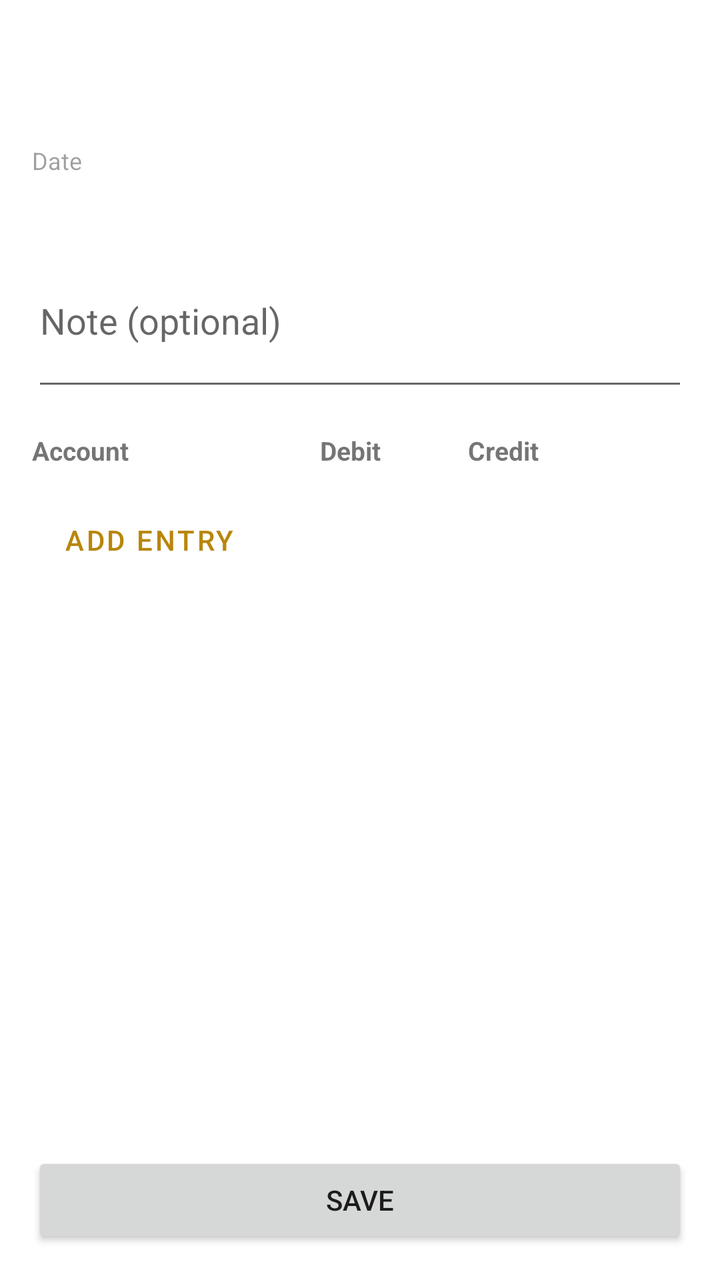
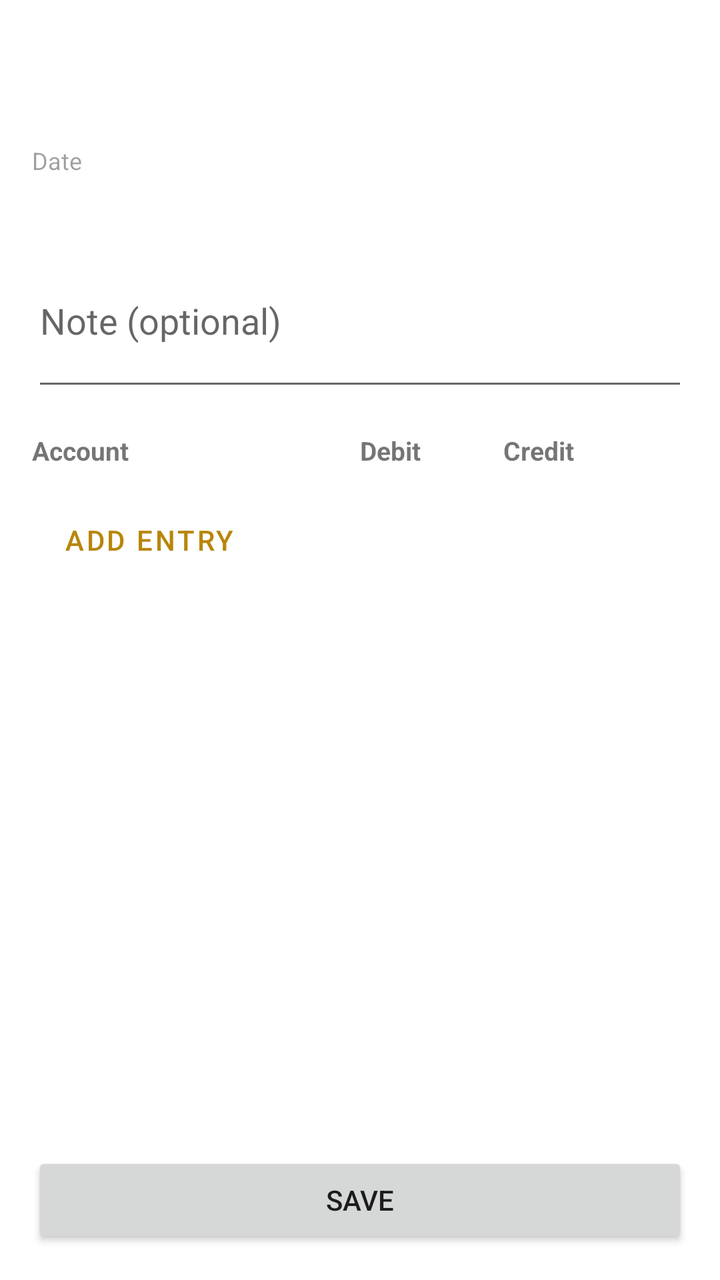

An Android layout rendered at two revisions. The XML below is the earlier revision; the diff shows what the commit changed to produce the second picture.
<!-- AndroidManifest.xml: application theme Theme.Accounting -->
<!-- res/layout/activity_add_transaction.xml -->
<?xml version="1.0" encoding="utf-8"?>
<LinearLayout xmlns:android="http://schemas.android.com/apk/res/android"
    android:layout_width="match_parent"
    android:layout_height="match_parent"
    android:orientation="vertical">

    <androidx.appcompat.widget.Toolbar
        android:id="@+id/toolbar"
        android:layout_width="match_parent"
        android:layout_height="wrap_content"
        android:minHeight="?attr/actionBarSize" />

    <androidx.core.widget.NestedScrollView
        android:layout_width="match_parent"
        android:layout_height="0dp"
        android:layout_weight="1">

        <LinearLayout
            android:layout_width="match_parent"
            android:layout_height="wrap_content"
            android:orientation="vertical"
            android:padding="16dp">

            <TextView
                android:layout_width="match_parent"
                android:layout_height="wrap_content"
                android:text="@string/label_date"
                android:textSize="12sp"
                android:alpha="0.7" />

            <TextView
                android:id="@+id/text_datetime"
                android:layout_width="match_parent"
                android:layout_height="wrap_content"
                android:padding="8dp"
                android:textSize="16sp"
                android:textColor="?attr/colorOnSurface"
                android:background="?attr/selectableItemBackground"
                android:layout_marginBottom="12dp" />

            <EditText
                android:id="@+id/edit_note"
                android:layout_width="match_parent"
                android:layout_height="wrap_content"
                android:hint="@string/hint_note"
                android:inputType="textMultiLine"
                android:minLines="2"
                android:gravity="top"
                android:layout_marginBottom="16dp" />

            <LinearLayout
                android:layout_width="match_parent"
                android:layout_height="wrap_content"
                android:orientation="horizontal"
                android:layout_marginBottom="4dp">

                <TextView
                    android:layout_width="0dp"
                    android:layout_height="wrap_content"
                    android:layout_weight="2"
                    android:text="@string/label_account"
                    android:textStyle="bold"
                    android:textSize="13sp" />

                <TextView
                    android:layout_width="0dp"
                    android:layout_height="wrap_content"
                    android:layout_weight="1"
                    android:layout_marginStart="4dp"
                    android:text="@string/label_debit"
                    android:textStyle="bold"
                    android:textSize="13sp" />

                <TextView
                    android:layout_width="0dp"
                    android:layout_height="wrap_content"
                    android:layout_weight="1"
                    android:layout_marginStart="4dp"
                    android:text="@string/label_credit"
                    android:textStyle="bold"
                    android:textSize="13sp" />

                <View
                    android:layout_width="40dp"
                    android:layout_height="wrap_content" />

            </LinearLayout>

            <LinearLayout
                android:id="@+id/entries_container"
                android:layout_width="match_parent"
                android:layout_height="wrap_content"
                android:orientation="vertical" />

            <Button
                android:id="@+id/btn_add_entry"
                style="@style/Widget.MaterialComponents.Button.OutlinedButton"
                android:layout_width="wrap_content"
                android:layout_height="wrap_content"
                android:layout_marginTop="8dp"
                android:text="@string/action_add_entry" />

        </LinearLayout>

    </androidx.core.widget.NestedScrollView>

    <Button
        android:id="@+id/btn_save"
        android:layout_width="match_parent"
        android:layout_height="wrap_content"
        android:layout_margin="16dp"
        android:text="@string/action_save" />

</LinearLayout>
<!-- resources referenced by this layout -->
<resources>
  <string name="action_add_entry">Add Entry</string>
  <string name="action_save">Save</string>
  <string name="hint_note">Note (optional)</string>
  <string name="label_account">Account</string>
  <string name="label_credit">Credit</string>
  <string name="label_date">Date</string>
  <string name="label_debit">Debit</string>
  <style name="Theme.Accounting" parent="Theme.MaterialComponents.DayNight.NoActionBar">
          <item name="colorPrimary">@color/gold_500</item>
          <item name="colorPrimaryVariant">@color/gold_700</item>
          <item name="colorOnPrimary">@color/white</item>
          <item name="colorSecondary">@color/brown_500</item>
          <item name="colorSecondaryVariant">@color/brown_700</item>
          <item name="colorOnSecondary">@color/white</item>
          <item name="android:statusBarColor" tools:targetApi="21">?attr/colorPrimaryVariant</item>
      </style>
  <color name="gold_500">#B8860B</color>
  <color name="gold_700">#7A5C00</color>
  <color name="white">#FFFFFFFF</color>
  <color name="brown_500">#5D4037</color>
  <color name="brown_700">#4E342E</color>
</resources>

<!-- the commit's change to res/layout/activity_add_transaction.xml (unified diff, before → after) -->
@@ -69,7 +69,8 @@
                     android:layout_marginStart="4dp"
                     android:text="@string/label_debit"
                     android:textStyle="bold"
-                    android:textSize="13sp" />
+                    android:textSize="13sp"
+                    android:gravity="center" />
 
                 <TextView
                     android:layout_width="0dp"
@@ -78,7 +79,8 @@
                     android:layout_marginStart="4dp"
                     android:text="@string/label_credit"
                     android:textStyle="bold"
-                    android:textSize="13sp" />
+                    android:textSize="13sp"
+                    android:gravity="center" />
 
                 <View
                     android:layout_width="40dp"
